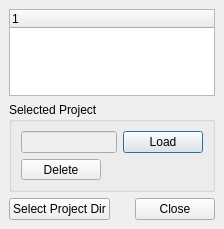
First picture: the form in src/traverso/ui/OpenProjectDialog.ui, repository ErwanLegrand/Traverso-DAW, before the edit.
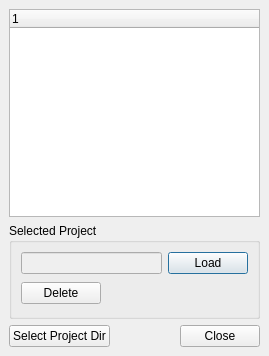
Second picture: the form after the edit.

Commit message: accidentally resized to wrong size, fixed

Diff of the .ui file:
```diff
--- a/src/traverso/ui/OpenProjectDialog.ui
+++ b/src/traverso/ui/OpenProjectDialog.ui
@@ -5,8 +5,8 @@
    <rect>
     <x>0</x>
     <y>0</y>
-    <width>224</width>
-    <height>229</height>
+    <width>269</width>
+    <height>356</height>
    </rect>
   </property>
   <property name="windowTitle" >
```
